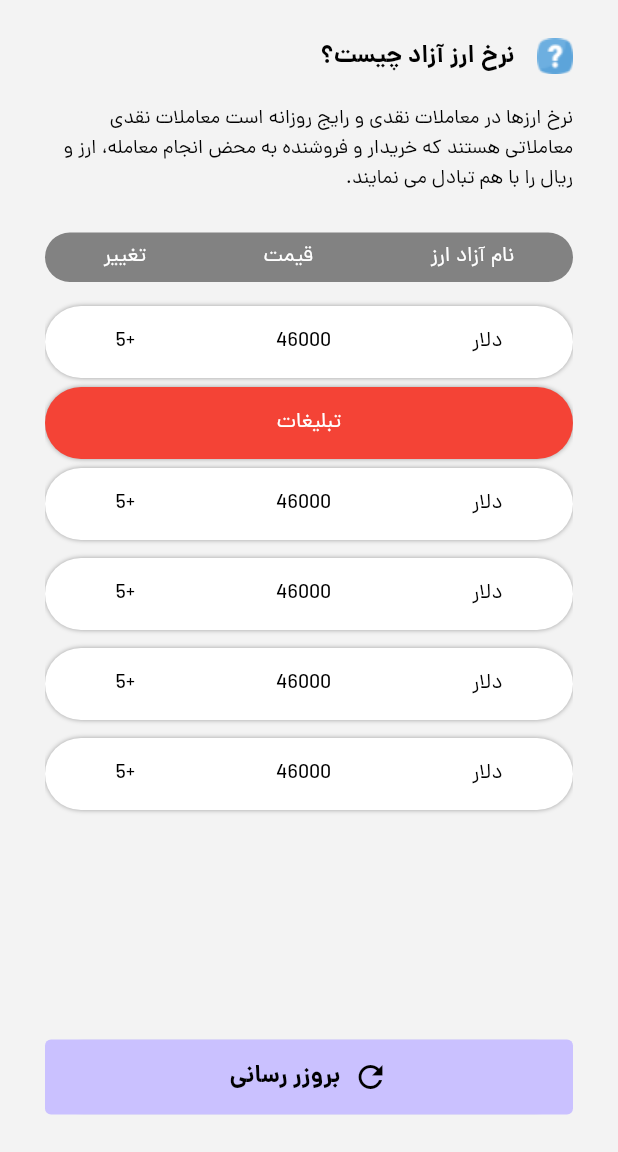
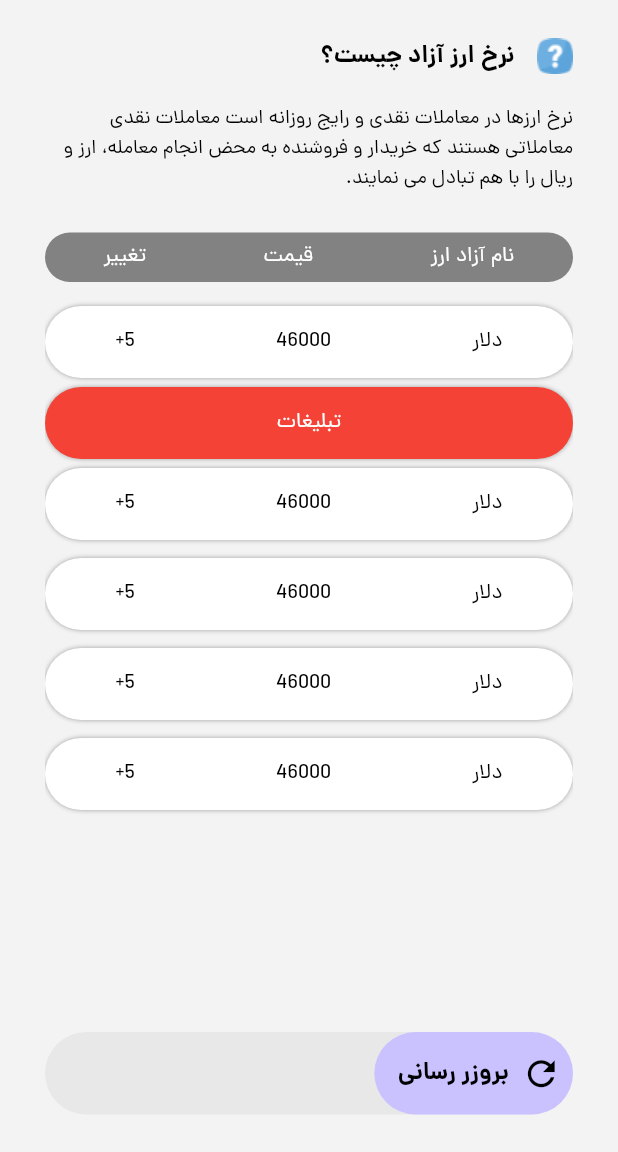
Before and after one commit to aminmk99/online-app-for-currency-and-gold-prices, a Flutter app: the screen it shows after launch, on a phone screen of 412 x 824 dp, the part 84-1236 px from its top. Run offline on Flutter 3.47's test engine with Material 2 defaults, Android fonts, the phone set to English and light mode, and no system bars.

Commit message:
Changed shape of refresh button

```diff
--- a/lib/main.dart
+++ b/lib/main.dart
@@ -171,21 +171,37 @@ myBody(BuildContext context) {
           padding: const EdgeInsets.only(bottom: 25),
           child: Container(
             width: double.infinity,
-              height: 50,
+            height: 55,
             decoration: BoxDecoration(
               color: Color.fromARGB(255, 232, 232, 232),
               borderRadius: BorderRadius.circular(1000),
             ),
+            child: Row(
+              children: [
+                SizedBox(
+                  height: 55,
                   child: TextButton.icon(
                     style: ButtonStyle(
                       backgroundColor: MaterialStateProperty.all(
-                      Color.fromARGB(255, 202, 193, 255)),
+                        Color.fromARGB(255, 202, 193, 255),
+                      ),
+                      shape: MaterialStateProperty.all<RoundedRectangleBorder>(
+                        RoundedRectangleBorder(borderRadius: BorderRadius.circular(1000)),
+                      ),
                     ),
                     onPressed: () {},
-                icon: Icon(Icons.refresh_sharp, color: Colors.black),
-                label: Text('بروزر رسانی',
+                    icon: Icon(Icons.refresh_sharp,
+                        color: Colors.black, size: 27),
+                    label: Padding(
+                      padding: const EdgeInsets.only(left: 8),
+                      child: Text('بروزر رسانی',
                           style: Theme.of(context).textTheme.headline1),
-              )),
+                    ),
+                  ),
+                ),
+              ],
+            ),
+          ),
         ),
       ],
     ),
@@ -224,7 +240,7 @@ class PricesItems extends StatelessWidget {
             style: Theme.of(context).textTheme.bodyText2,
           ),
           Text(
-            '+5',
+            '5+',
             style: Theme.of(context).textTheme.bodyText2,
           ),
         ],
```
Lines whose indentation alone changed are shown as unchanged.
